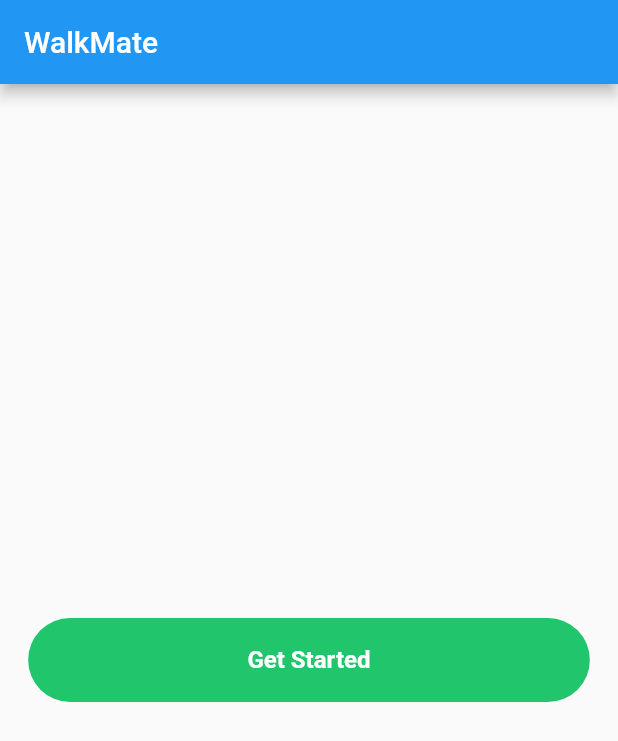
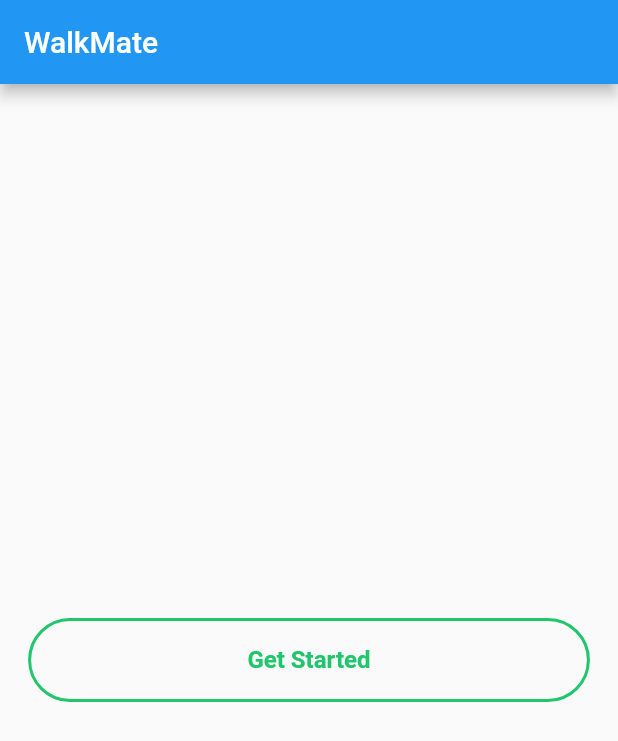
Before and after one commit to Rahat7288/Fitness-Tracker-, a Flutter app: the screen it shows after launch, on a phone screen of 412 x 824 dp. Shown: the top 741 px of the screen. Run offline on Flutter 3.47's test engine with Material 2 defaults, Android fonts, the phone set to English and light mode, and no system bars; Roboto replaces fonts that are missing (Manrope).

Commit message:
custom button 2 done

```diff
--- a/lib/pages/home_page/home_layouts/home_mobile.dart
+++ b/lib/pages/home_page/home_layouts/home_mobile.dart
@@ -1,3 +1,4 @@
+import 'package:elo_task/widgets/custom_button2.dart';
 import 'package:flutter/material.dart';
 
 import '../../../widgets/custom_button1.dart';
@@ -11,7 +12,7 @@ class HomeMobile extends StatelessWidget {
       appBar: AppBar(
         title: Text('WalkMate'),
       ),
-      body: Center(child: CustomButton1(context, 'Get Started')),
+      body: Center(child: CustomButton2(context, 'Get Started')),
     );
   }
 }
--- /dev/null
+++ b/lib/widgets/custom_button2.dart
@@ -0,0 +1,28 @@
+import 'package:elo_task/constants/custom_colors.dart';
+import 'package:flutter/material.dart';
+
+Widget CustomButton2(BuildContext context, String name) {
+  return Container(
+    height: 56.0,
+    width: MediaQuery.of(context).size.width / 1.1,
+    decoration: BoxDecoration(
+        border: Border.all(
+          width: 2,
+          style: BorderStyle.solid,
+          color: CustomColors.greenAppbar,
+        ),
+        borderRadius: BorderRadius.circular(48.0)),
+    child: Center(
+      child: Text(
+        name,
+        textAlign: TextAlign.center,
+        style: const TextStyle(
+          color: CustomColors.greenAppbar,
+          fontSize: 16,
+          fontWeight: FontWeight.w600,
+          fontFamily: 'Manrope',
+        ),
+      ),
+    ),
+  );
+}
```
